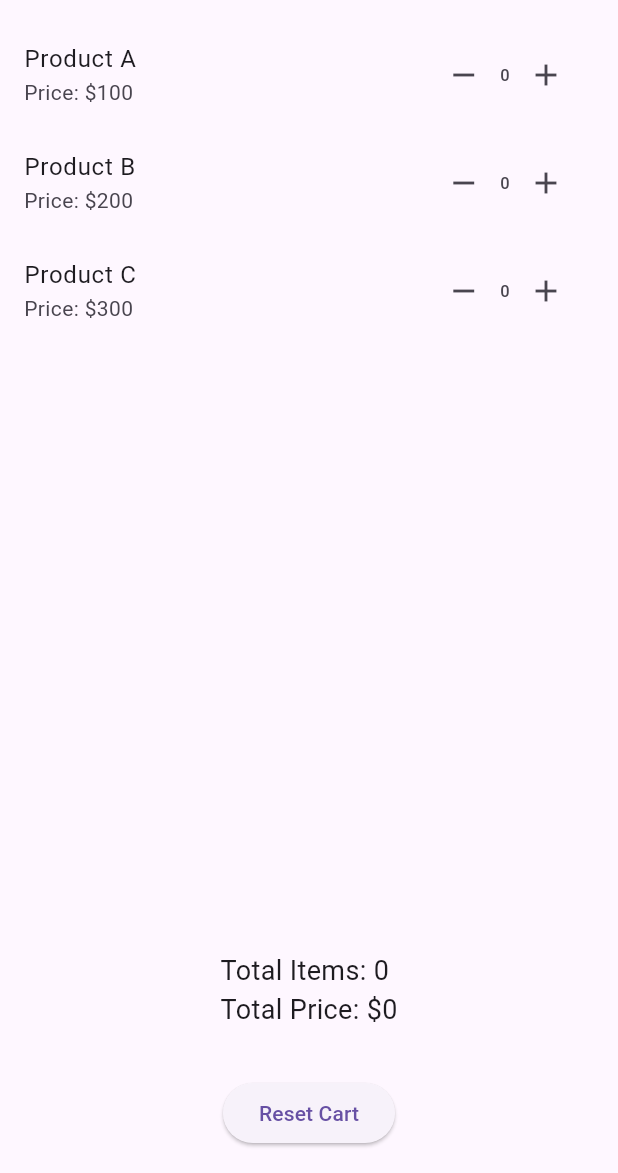
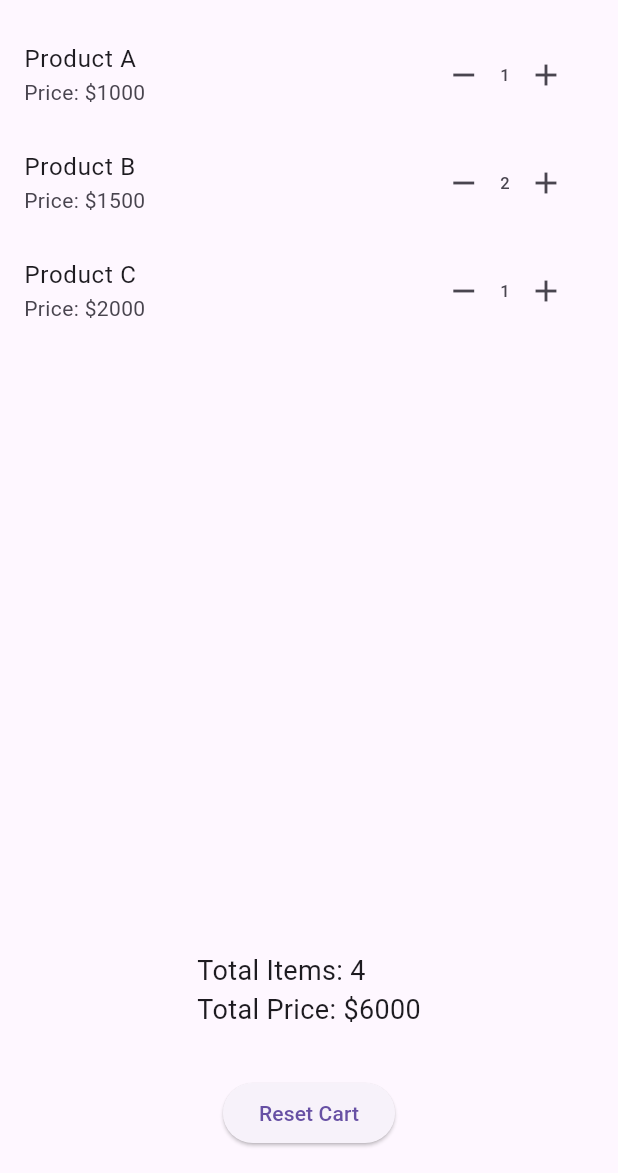
Before and after one commit to taaweezin00/Shopping-cart-state, a Flutter app: the screen it shows after launch, on a phone screen of 412 x 824 dp, the part 63-1236 px from its top. Run offline on Flutter 3.47's test engine with Material 3 defaults, Android fonts, the phone set to English and light mode, and no system bars.

Commit message:
sfsf
dsd

```diff
--- a/shopping/lib/main.dart
+++ b/shopping/lib/main.dart
@@ -22,9 +22,24 @@ class ShoppingCart extends StatefulWidget {
 class _ShoppingCartState extends State<ShoppingCart> {
   // สินค้าตัวอย่างในร้าน
   final List<Map<String, dynamic>> products = [
-    {'name': 'Product A', 'price': 100, 'quantity': 0},
-    {'name': 'Product B', 'price': 200, 'quantity': 0},
-    {'name': 'Product C', 'price': 300, 'quantity': 0},
+    {
+      'name': 'Product A',
+      'price': 1000,
+      'quantity': 1,
+      'image': 'assets/images/1.jpg',
+    },
+    {
+      'name': 'Product B',
+      'price': 1500,
+      'quantity': 2,
+      'image': 'assets/images/1.jpg',
+    },
+    {
+      'name': 'Product C',
+      'price': 2000,
+      'quantity': 1,
+      'image': 'assets/images/ProductC.jpg',
+    },
   ];
 
   // ฟังก์ชันคำนวณผลรวมของราคา
@@ -107,7 +122,7 @@ class _ShoppingCartState extends State<ShoppingCart> {
               ],
             ),
           ),
-          // ปุ่มรีเซ็ต
+          // รีๆเร็ตๆ
           Padding(
             padding: const EdgeInsets.all(16.0),
             child: ElevatedButton(
```
Also changed, not shown: shopping/pubspec.yaml (+4 -4 lines), shopping/assets/images/1.jpg (added).
